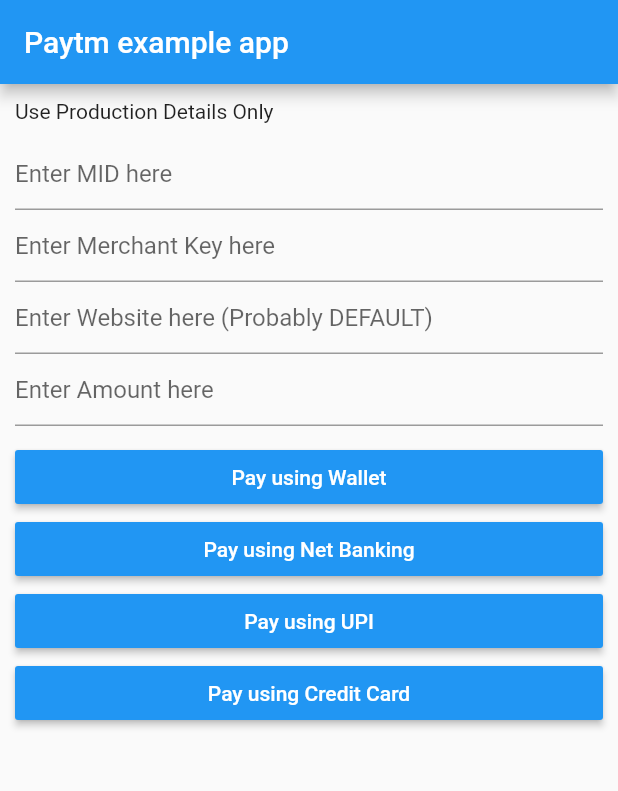
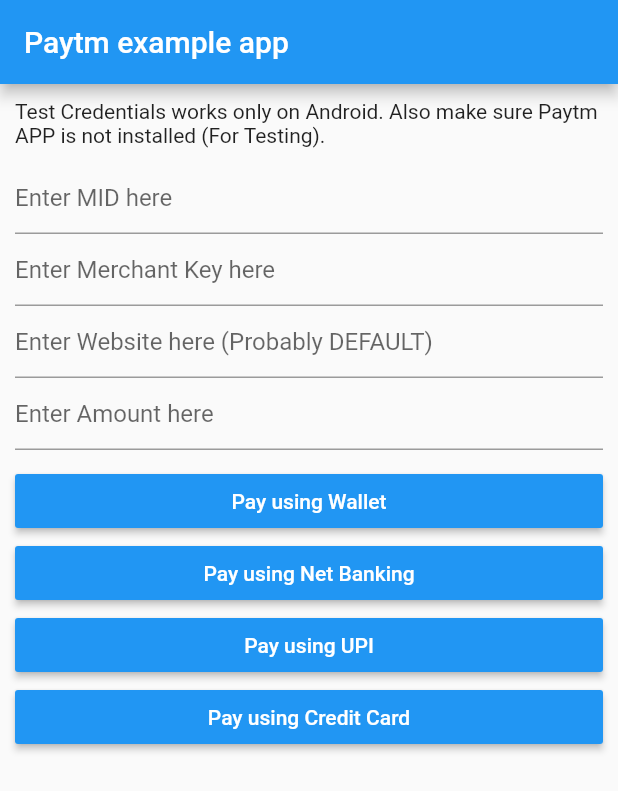
Before and after one commit to mrdishant/Paytm-All-in-one-flutter-sdk, a Flutter app: the screen it shows after launch, after a tap on "Pay using Wallet", on a phone screen of 412 x 824 dp. Shown: the top 791 px of the screen. Run offline on Flutter 3.47's test engine with Material 2 defaults, Android fonts, the phone set to English and light mode, and no system bars; network calls fail.

```diff
--- a/example/lib/main.dart
+++ b/example/lib/main.dart
@@ -1,3 +1,5 @@
+import 'dart:convert';
+
 import 'package:flutter/material.dart';
 import 'package:http/http.dart' as http;
 import 'package:paytm/paytm.dart';
@@ -12,9 +14,18 @@ class MyApp extends StatefulWidget {
 class _MyAppState extends State<MyApp> {
   String payment_response = null;
 
-  String mid = "";
-  String PAYTM_MERCHANT_KEY = "";
+  //Live
+  String mid = "LIVE_MID_HERE";
+  String PAYTM_MERCHANT_KEY = "LIVE_KEY_HERE";
   String website = "DEFAULT";
+  bool testing = false;
+
+  //Testing
+  // String mid = "TEST_MID_HERE";
+  // String PAYTM_MERCHANT_KEY = "TES_KEY_HERE";
+  // String website = "WEBSTAGING";
+  // bool testing = true;
+
   double amount = 1;
   bool loading = false;
 
@@ -37,7 +48,8 @@ class _MyAppState extends State<MyApp> {
               crossAxisAlignment: CrossAxisAlignment.stretch,
               mainAxisAlignment: MainAxisAlignment.center,
               children: <Widget>[
-                Text('Use Production Details Only'),
+                Text(
+                    'Test Credentials works only on Android. Also make sure Paytm APP is not installed (For Testing).'),
 
                 SizedBox(
                   height: 10,
@@ -149,30 +161,32 @@ class _MyAppState extends State<MyApp> {
     });
     String orderId = DateTime.now().millisecondsSinceEpoch.toString();
 
-    String callBackUrl =
-        'https://securegw.paytm.in/theia/paytmCallback?ORDER_ID=' + orderId;
+    String callBackUrl = (testing
+            ? 'https://securegw-stage.paytm.in'
+            : 'https://securegw.paytm.in') +
+        '/theia/paytmCallback?ORDER_ID=' +
+        orderId;
 
-    var url =
-        'https://desolate-anchorage-29312.herokuapp.com/generateTxnToken' +
-            "?mid=" +
-            mid +
-            "&key_secret=" +
-            PAYTM_MERCHANT_KEY +
-            "&website=" +
-            website +
-            "&orderId=" +
-            orderId +
-            "&amount=" +
-            amount.toString() +
-            "&callbackUrl=" +
-            callBackUrl +
-            "&custId=" +
-            "122" +
-            "&mode=" +
-            mode.toString();
+    var url = 'https://desolate-anchorage-29312.herokuapp.com/generateTxnToken';
 
-    final response = await http.get(url);
+    var body = json.encode({
+      "mid": mid,
+      "key_secret": PAYTM_MERCHANT_KEY,
+      "website": website,
+      "orderId": orderId,
+      "amount": amount.toString(),
+      "callbackUrl": callBackUrl,
+      "custId": "122",
+      "mode": mode.toString(),
+      "testing": testing ? 0 : 1
+    });
 
+    try {
+      final response = await http.post(
+        url,
+        body: body,
+        headers: {'Content-type': "application/json"},
+      );
       print("Response is");
       print(response.body);
       String txnToken = response.body;
@@ -181,12 +195,7 @@ class _MyAppState extends State<MyApp> {
       });
 
       var paytmResponse = Paytm.payWithPaytm(
-      mid,
-      orderId,
-      txnToken,
-      amount.toString(),
-      callBackUrl,
-    );
+          mid, orderId, txnToken, amount.toString(), callBackUrl, testing);
 
       paytmResponse.then((value) {
         print(value);
@@ -195,5 +204,8 @@ class _MyAppState extends State<MyApp> {
           payment_response = value.toString();
         });
       });
+    } catch (e) {
+      print(e);
     }
   }
+}
--- a/lib/paytm.dart
+++ b/lib/paytm.dart
@@ -6,17 +6,18 @@ class Paytm {
   static const MethodChannel _channel = const MethodChannel('paytm');
 
   static Future<Map<dynamic, dynamic>> payWithPaytm(
-    String mId,
-    String orderId,
-    String txnToken,
-    String txnAmount,
-    String callBackUrl,
-  ) async {
+      String mId,
+      String orderId,
+      String txnToken,
+      String txnAmount,
+      String callBackUrl,
+      bool isStaging) async {
     assert(mId != null);
     assert(orderId != null);
     assert(txnToken != null);
     assert(txnAmount != null);
     assert(callBackUrl != null);
+    assert(isStaging != null);
 
     Map<dynamic, dynamic> response =
         await _channel.invokeMethod('payWithPaytm', {
@@ -25,6 +26,7 @@ class Paytm {
       'txnToken': txnToken,
       'txnAmount': txnAmount,
       'callBackUrl': callBackUrl,
+      "isStaging": isStaging
     });
 
     return response;
--- a/pubspec.yaml
+++ b/pubspec.yaml
@@ -1,6 +1,6 @@
 name: paytm
 description: A Flutter plugin to use Paytm as a Payment gateway for accepting online payments in Flutter app.
-version: 1.0.2
+version: 1.0.5
 author: "Dishant Mahajan <mr.dishantmahajan@gmail.com>"
 homepage: "https://github.com/mrdishant/Paytm-All-in-one-flutter-sdk.git"
 
```
Also changed, not shown: example/pubspec.lock, pubspec.lock, 8 other files. Lines whose indentation alone changed are shown as unchanged.
